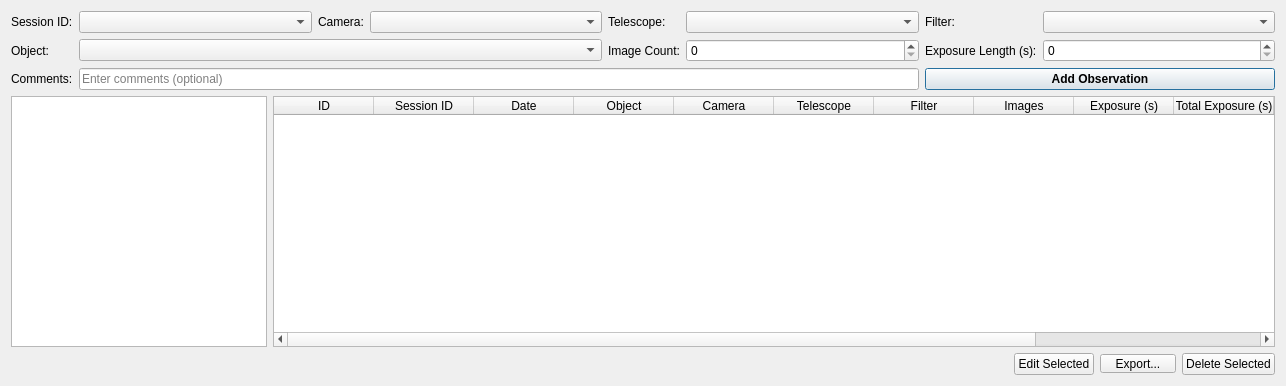
prookyon/MonoObsLog, file observation_tab.ui: the form before one commit.
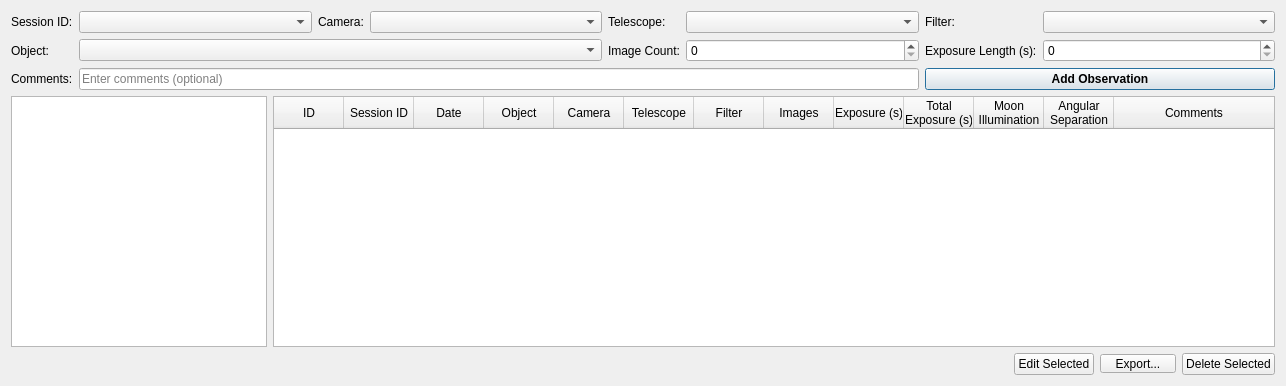
The form after the commit.

What changed in the file:
```diff
--- a/observation_tab.ui
+++ b/observation_tab.ui
@@ -148,9 +148,18 @@
        <property name="sortingEnabled">
         <bool>true</bool>
        </property>
+       <attribute name="horizontalHeaderMinimumSectionSize">
+        <number>20</number>
+       </attribute>
+       <attribute name="horizontalHeaderDefaultSectionSize">
+        <number>70</number>
+       </attribute>
        <attribute name="horizontalHeaderStretchLastSection">
         <bool>true</bool>
        </attribute>
+       <attribute name="verticalHeaderVisible">
+        <bool>false</bool>
+       </attribute>
        <column>
         <property name="text">
          <string>ID</string>
@@ -198,17 +207,20 @@
        </column>
        <column>
         <property name="text">
-         <string>Total Exposure (s)</string>
+         <string>Total
+Exposure (s)</string>
         </property>
        </column>
        <column>
         <property name="text">
-         <string>Moon Illumination</string>
+         <string>Moon
+Illumination</string>
         </property>
        </column>
        <column>
         <property name="text">
-         <string>Angular Separation</string>
+         <string>Angular
+Separation</string>
         </property>
        </column>
        <column>
```
